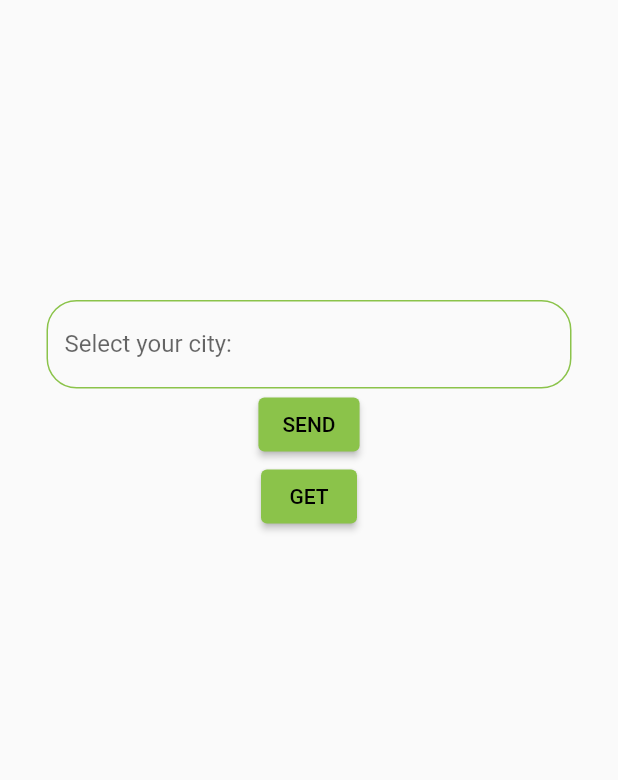
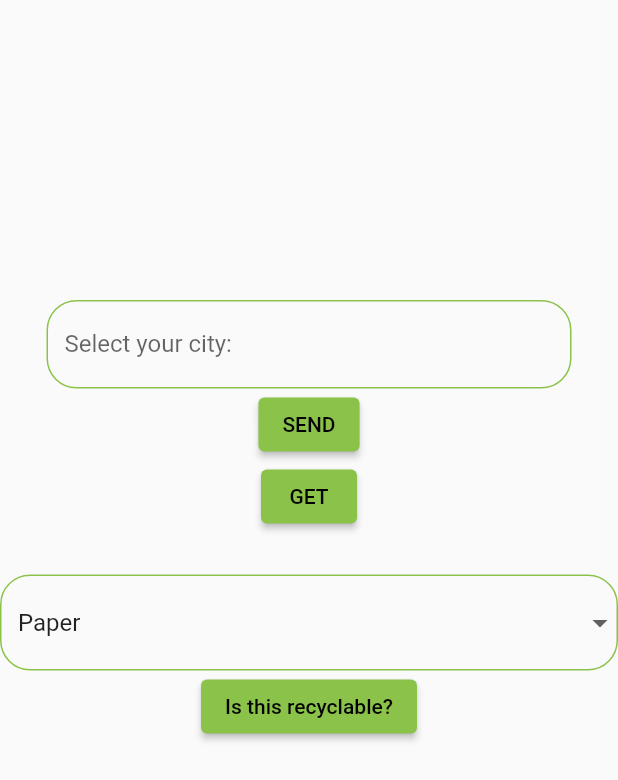
Before and after one commit to lauren-oconnor/oconnor_capstone_frontend, a Flutter app: the screen it shows after launch, on a phone screen of 412 x 824 dp. Shown: the top 780 px of the screen. Run offline on Flutter 3.47's test engine with Material 2 defaults, Android fonts, the light colour scheme and no system bars.

Commit message:
implemented dummy dropdown in recyclabel.dart, now attempting to get its value to backend app...

```diff
--- a/lib/main.dart
+++ b/lib/main.dart
@@ -1,6 +1,7 @@
 import 'dart:convert';
 import 'package:flutter/material.dart';
 import 'package:http/http.dart' as http;
+import 'widgets/recyclable.dart';
 
 void main() {
   runApp(const MyApp());
@@ -36,6 +37,8 @@ class HomePageState extends State<HomePage> {
   String finalResponse = "";
 
   final formKey = GlobalKey<FormState>();
+
+  get recyclableForm => null;
 
   Future<void> savingData() async {
     final validation = formKey.currentState?.validate();
@@ -104,10 +107,12 @@ class HomePageState extends State<HomePage> {
               },
               child: const Text('GET'),
             ),
-            Text(finalResponse, style: const TextStyle(fontSize: 24))
+            Text(finalResponse, style: const TextStyle(fontSize: 24)),
+            RecyclableForm(),
           ],
         ),
       ),
+
     );
   }
 }
--- /dev/null
+++ b/lib/widgets/recyclable.dart
@@ -0,0 +1,71 @@
+import 'package:flutter/material.dart';
+
+class RecyclableForm extends StatefulWidget {
+  const RecyclableForm({super.key});
+
+  @override
+  RecyclableFormState createState() {
+    return RecyclableFormState();
+  }
+}
+
+class RecyclableFormState extends State<RecyclableForm> {
+  final formKey = GlobalKey<FormState>();
+  String selectedValue = "paper";
+
+  List<String> menuItems2 = ["paper", "glass", "plastic", "metal", "styrofoam"];
+
+  List<DropdownMenuItem<String>> menuItems = [
+    const DropdownMenuItem(value: "paper", child: Text("Paper")),
+    const DropdownMenuItem(value: "glass", child: Text("Glass")),
+    const DropdownMenuItem(value: "plastic", child: Text("Plastic")),
+    const DropdownMenuItem(value: "metal", child: Text("Metal")),
+    const DropdownMenuItem(value: "styrofoam", child: Text("Styrofoam"))
+  ];
+
+  Future<void> savingData() async {
+    final validation = formKey.currentState?.validate();
+    if (!validation!) {
+      return;
+    }
+    formKey.currentState!.save();
+  }
+
+  OutlineInputBorder inputFormDeco() {
+    return OutlineInputBorder(
+      borderRadius: BorderRadius.circular(20.0),
+      borderSide:
+      const BorderSide(
+          width: 1.0,
+          color: Colors.lightGreen,
+          style: BorderStyle.solid),
+    );
+  }
+
+  @override
+  Widget build(BuildContext context) {
+    return Form(
+      key: formKey,
+      child: Column(
+        children: <Widget> [
+          DropdownButtonFormField<String>(
+            decoration: InputDecoration(
+              enabledBorder: inputFormDeco(),
+              focusedBorder: inputFormDeco(),
+            ),
+            value: selectedValue,
+            items: menuItems,
+            onChanged: (String? newValue) {
+              setState(() {
+                selectedValue = newValue!;
+              });
+            },
+          ),
+          ElevatedButton(
+              onPressed: savingData,
+              child: const Text("Is this recyclable?"))
+        ],
+      ),
+    );
+  }
+}
```
